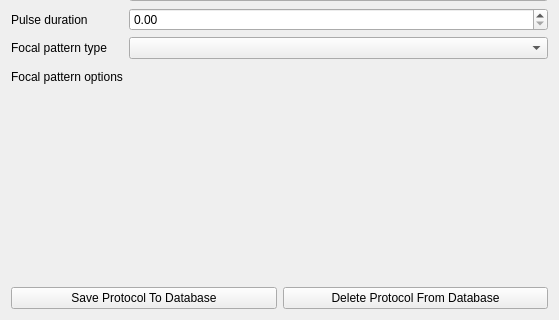
OpenwaterHealth/SlicerOpenLIFU, file OpenLIFUProtocolConfig/Resources/UI/OpenLIFUProtocolConfig.ui: the form before one commit; both pictures show x 0 to 559 and y 375 to 695 of the 559 by 695 pixel window.
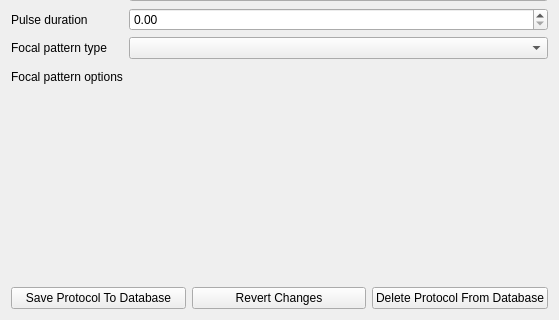
The form after the commit. Custom widgets are drawn as their Qt base class.

Commit message:
Add revert changes button (#169)
This button is enabled/disabled based on the save state, and will be
used to revert a protocol back to its previous state; in particular,
protocols that were loaded will be reloaded and cached changes (to be
implemented) should be removed.

```diff
--- a/OpenLIFUProtocolConfig/Resources/UI/OpenLIFUProtocolConfig.ui
+++ b/OpenLIFUProtocolConfig/Resources/UI/OpenLIFUProtocolConfig.ui
@@ -219,6 +219,13 @@
               </property>
             </widget>
           </item>
+          <item>
+            <widget class="QPushButton" name="protocolRevertChangesButton">
+              <property name="text">
+                <string>Revert Changes</string>
+              </property>
+            </widget>
+          </item>
           <item>
             <widget class="QPushButton" name="protocolDatabaseDeleteButton">
               <property name="text">
```
The commit also changes 1 other file.
